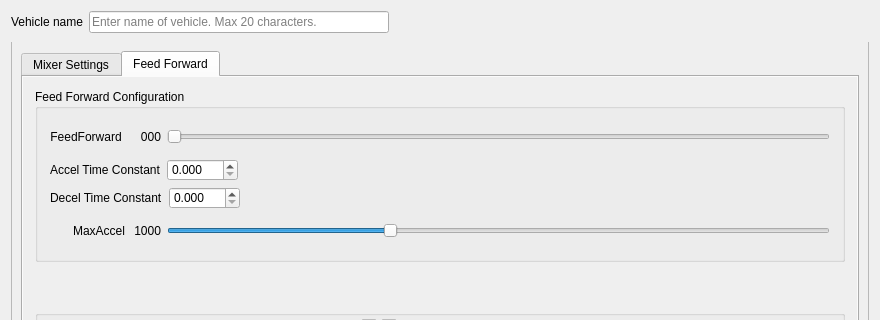
Qt form ground/openpilotgcs/src/plugins/config/airframe.ui (openpilot/OpenPilot) before a commit; both pictures show x 0 to 880 and y 0 to 320 of the 880 by 608 pixel window.
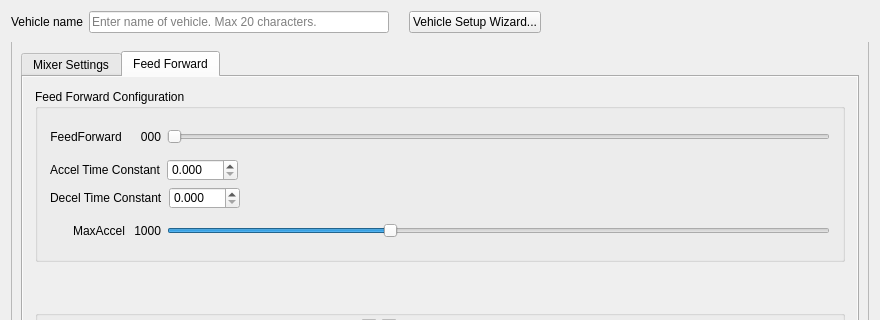
The same form after that commit. The open tabs and pages were chosen to show the change. Icons and pictures are not drawn.

Commit message: OP-1581 Add button to open Vehicle Configuration Wizard to Config plugin.

```diff
--- a/ground/openpilotgcs/src/plugins/config/airframe.ui
+++ b/ground/openpilotgcs/src/plugins/config/airframe.ui
@@ -90,6 +90,29 @@
        <property name="orientation">
         <enum>Qt::Horizontal</enum>
        </property>
+       <property name="sizeType">
+        <enum>QSizePolicy::Minimum</enum>
+       </property>
+       <property name="sizeHint" stdset="0">
+        <size>
+         <width>20</width>
+         <height>20</height>
+        </size>
+       </property>
+      </spacer>
+     </item>
+     <item>
+      <widget class="QPushButton" name="vehicleSetupWizardButton">
+       <property name="text">
+        <string>Vehicle Setup Wizard...</string>
+       </property>
+      </widget>
+     </item>
+     <item>
+      <spacer name="horizontalSpacer_3">
+       <property name="orientation">
+        <enum>Qt::Horizontal</enum>
+       </property>
        <property name="sizeHint" stdset="0">
         <size>
          <width>40</width>
```
Left out of the diff: 22 changed lines with no effect on the pictures. The commit also changes 4 other files.
